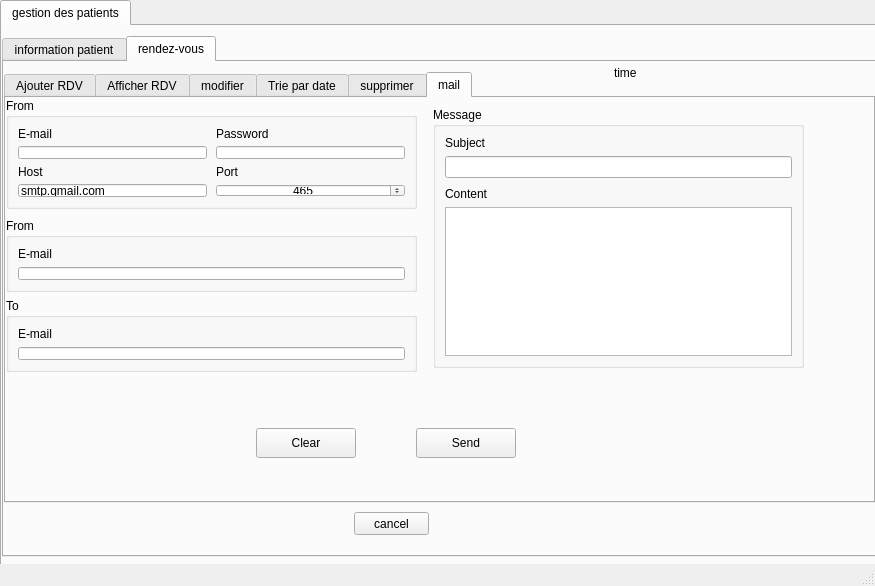
Qt form Desktop/2A12/project c++/qt/E-Clinic/mainwindow.ui (zeineb-eya/E-Health_care_2A12) before a commit.
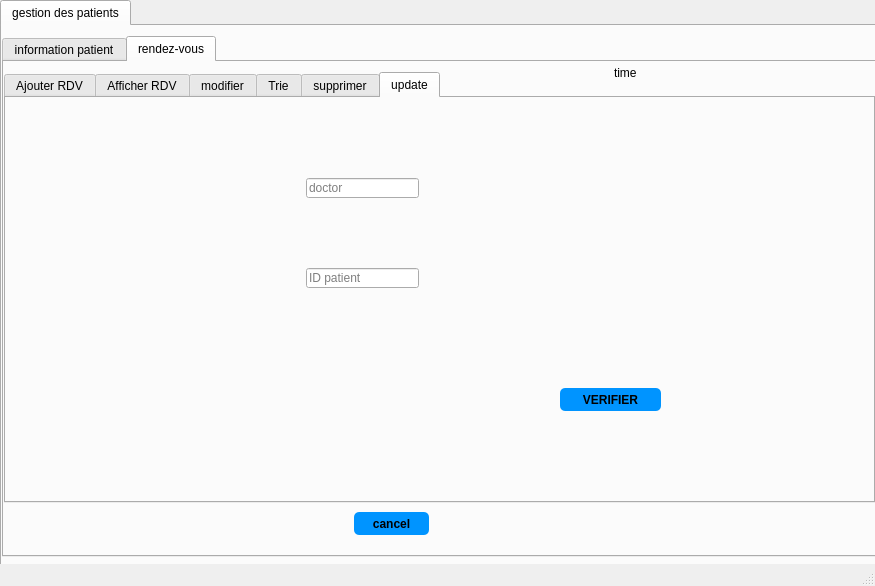
The same form after that commit. The open tabs and pages were chosen to show the change. Icons and pictures are not drawn.

```diff
--- a/Desktop/2A12/project c++/qt/E-Clinic/mainwindow.ui
+++ b/Desktop/2A12/project c++/qt/E-Clinic/mainwindow.ui
@@ -1085,7 +1085,7 @@
         </widget>
         <widget class="QWidget" name="tab_19">
          <attribute name="title">
-          <string>Trie par date</string>
+          <string>Trie</string>
          </attribute>
          <widget class="QTableView" name="tmprdv_tri">
           <property name="geometry">
@@ -1157,284 +1157,64 @@
         </widget>
         <widget class="QWidget" name="tab_7">
          <attribute name="title">
-          <string>mail</string>
+          <string>update</string>
          </attribute>
-         <widget class="QGroupBox" name="groupBoxMessage">
+         <widget class="QLineEdit" name="doc">
           <property name="geometry">
            <rect>
-            <x>427</x>
-            <y>9</y>
-            <width>371</width>
-            <height>261</height>
+            <x>300</x>
+            <y>80</y>
+            <width>113</width>
+            <height>20</height>
            </rect>
           </property>
-          <property name="title">
-           <string>Message</string>
+          <property name="inputMask">
+           <string/>
           </property>
-          <layout class="QVBoxLayout" name="verticalLayout_4">
-           <property name="spacing">
-            <number>9</number>
-           </property>
-           <item>
-            <layout class="QVBoxLayout" name="verticalLayout_6">
-             <property name="spacing">
-              <number>6</number>
-             </property>
-             <item>
-              <widget class="QLabel" name="labelSubject">
-               <property name="text">
-                <string>Subject</string>
-               </property>
-              </widget>
-             </item>
-             <item>
-              <widget class="QLineEdit" name="lineEditSubject"/>
-             </item>
-            </layout>
-           </item>
-           <item>
-            <layout class="QVBoxLayout" name="verticalLayout_5">
-             <property name="spacing">
-              <number>6</number>
-             </property>
-             <item>
-              <widget class="QLabel" name="labelContent">
-               <property name="text">
-                <string>Content</string>
-               </property>
-              </widget>
-             </item>
-             <item>
-              <widget class="QTextEdit" name="textEditContent"/>
-             </item>
-            </layout>
-           </item>
-          </layout>
-         </widget>
-         <widget class="QGroupBox" name="groupBoxFrom">
-          <property name="geometry">
-           <rect>
-            <x>0</x>
-            <y>120</y>
-            <width>411</width>
-            <height>74</height>
-           </rect>
+          <property name="text">
+           <string/>
           </property>
-          <property name="title">
-           <string>From</string>
+          <property name="placeholderText">
+           <string>doctor</string>
           </property>
-          <layout class="QVBoxLayout" name="verticalLayout_8">
-           <item>
-            <layout class="QVBoxLayout" name="verticalLayout_9">
-             <property name="topMargin">
-              <number>0</number>
-             </property>
-             <item>
-              <widget class="QLabel" name="labelEmailFrom">
-               <property name="text">
-                <string>E-mail</string>
-               </property>
-              </widget>
-             </item>
-             <item>
-              <widget class="QLineEdit" name="lineEditEmailFrom"/>
-             </item>
-            </layout>
-           </item>
-          </layout>
          </widget>
-         <widget class="QGroupBox" name="groupBoxTo">
+         <widget class="QPushButton" name="verify">
           <property name="geometry">
            <rect>
-            <x>0</x>
-            <y>200</y>
-            <width>411</width>
-            <height>74</height>
+            <x>554</x>
+            <y>290</y>
+            <width>101</width>
+            <height>23</height>
            </rect>
           </property>
-          <property name="title">
-           <string>To</string>
+          <property name="styleSheet">
+           <string notr="true">QPushButton {
+padding: 5px;
+border-radius: 5px;
+background-color:#0094ff;
+font-weight: bold;
+}
+QPushButton:hover
+{
+color :white;
+}</string>
           </property>
-          <layout class="QVBoxLayout" name="verticalLayout_3">
-           <property name="spacing">
-            <number>6</number>
-           </property>
-           <item>
-            <layout class="QVBoxLayout" name="verticalLayout_7">
-             <property name="spacing">
-              <number>6</number>
-             </property>
-             <item>
-              <widget class="QLabel" name="labelEmail">
-               <property name="text">
-                <string>E-mail</string>
-               </property>
-              </widget>
-             </item>
-             <item>
-              <widget class="QLineEdit" name="lineEditEmailTo"/>
-             </item>
-            </layout>
-           </item>
-          </layout>
-         </widget>
-         <widget class="QWidget" name="layoutWidget">
-          <property name="geometry">
-           <rect>
-            <x>250</x>
-            <y>320</y>
-            <width>260</width>
-            <height>50</height>
-           </rect>
+          <property name="text">
+           <string>VERIFIER</string>
           </property>
-          <layout class="QHBoxLayout" name="horizontalLayout_5">
-           <property name="spacing">
-            <number>9</number>
-           </property>
-           <property name="topMargin">
-            <number>10</number>
-           </property>
-           <property name="bottomMargin">
-            <number>10</number>
-           </property>
-           <item>
-            <widget class="QPushButton" name="pushButtonClear">
-             <property name="minimumSize">
-              <size>
-               <width>100</width>
-               <height>30</height>
-              </size>
-             </property>
-             <property name="cursor">
-              <cursorShape>PointingHandCursor</cursorShape>
-             </property>
-             <property name="text">
-              <string>Clear</string>
-             </property>
-            </widget>
-           </item>
-           <item>
-            <spacer name="horizontalSpacer">
-             <property name="orientation">
-              <enum>Qt::Horizontal</enum>
-             </property>
-             <property name="sizeHint" stdset="0">
-              <size>
-               <width>40</width>
-               <height>20</height>
-              </size>
-             </property>
-            </spacer>
-           </item>
-           <item>
-            <widget class="QPushButton" name="pushButtonSend">
-             <property name="minimumSize">
-              <size>
-               <width>100</width>
-               <height>30</height>
-              </size>
-             </property>
-             <property name="cursor">
-              <cursorShape>PointingHandCursor</cursorShape>
-             </property>
-             <property name="text">
-              <string>Send</string>
-             </property>
-            </widget>
-           </item>
-          </layout>
          </widget>
-         <widget class="QGroupBox" name="groupBoxCredentials">
+         <widget class="QLineEdit" name="idp">
           <property name="geometry">
            <rect>
-            <x>0</x>
-            <y>0</y>
-            <width>411</width>
-            <height>111</height>
+            <x>300</x>
+            <y>170</y>
+            <width>113</width>
+            <height>20</height>
            </rect>
           </property>
-          <property name="title">
-           <string>From</string>
+          <property name="placeholderText">
+           <string>ID patient</string>
           </property>
-          <layout class="QVBoxLayout" name="verticalLayout_2">
-           <property name="spacing">
-            <number>6</number>
-           </property>
-           <item>
-            <layout class="QGridLayout" name="gridLayout">
-             <property name="horizontalSpacing">
-              <number>9</number>
-             </property>
-             <property name="verticalSpacing">
-              <number>6</number>
-             </property>
-             <item row="3" column="1">
-              <widget class="QLineEdit" name="lineEditHost">
-               <property name="text">
-                <string>smtp.gmail.com</string>
-               </property>
-              </widget>
-             </item>
-             <item row="0" column="1">
-              <widget class="QLabel" name="labelEmailCredentials">
-               <property name="text">
-                <string>E-mail</string>
-               </property>
-              </widget>
-             </item>
-             <item row="3" column="3">
-              <widget class="QSpinBox" name="spinBoxPort">
-               <property name="minimumSize">
-                <size>
-                 <width>50</width>
-                 <height>0</height>
-                </size>
-               </property>
-               <property name="alignment">
-                <set>Qt::AlignCenter</set>
-               </property>
-               <property name="maximum">
-                <number>999999</number>
-               </property>
-               <property name="value">
-                <number>465</number>
-               </property>
-              </widget>
-             </item>
-             <item row="1" column="3">
-              <widget class="QLineEdit" name="lineEditPasswordCredentials">
-               <property name="echoMode">
-                <enum>QLineEdit::Password</enum>
-               </property>
-              </widget>
-             </item>
-             <item row="1" column="1">
-              <widget class="QLineEdit" name="lineEditEmailCredentials"/>
-             </item>
-             <item row="2" column="1">
-              <widget class="QLabel" name="labelHost">
-               <property name="text">
-                <string>Host</string>
-               </property>
-              </widget>
-             </item>
-             <item row="0" column="3">
-              <widget class="QLabel" name="labelPasswordCredentials">
-               <property name="text">
-                <string>Password</string>
-               </property>
-              </widget>
-             </item>
-             <item row="2" column="3">
-              <widget class="QLabel" name="labelPort">
-               <property name="text">
-                <string>Port</string>
-               </property>
-              </widget>
-             </item>
-            </layout>
-           </item>
-          </layout>
          </widget>
         </widget>
        </widget>
@@ -1460,6 +1240,18 @@
           <height>23</height>
          </rect>
         </property>
+        <property name="styleSheet">
+         <string notr="true">QPushButton {
+padding: 5px;
+border-radius: 5px;
+background-color:#0094ff;
+font-weight: bold;
+}
+QPushButton:hover
+{
+color :white;
+}</string>
+        </property>
         <property name="text">
          <string>cancel</string>
         </property>
```
Left out of the diff: 338 changed lines with no effect on the pictures.
